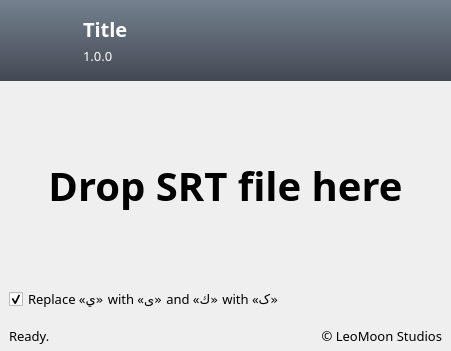
Qt form src/gui/guiMain.ui (leomoon-studios/leomoon-subfix) before a commit.
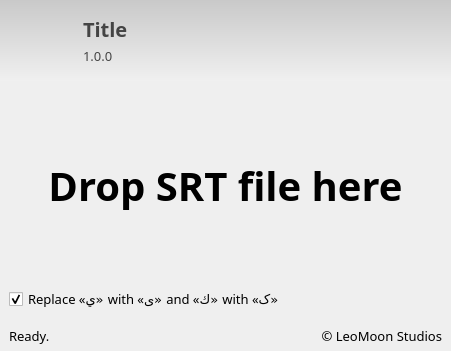
The same form after that commit. Icons and pictures are not drawn.

What changed in the file:
```diff
--- a/src/gui/guiMain.ui
+++ b/src/gui/guiMain.ui
@@ -24,9 +24,9 @@
     <normaloff>:/res/icons/main.png</normaloff>:/res/icons/main.png</iconset>
   </property>
   <property name="styleSheet">
-   <string notr="true">QFrame#banner {background: qlineargradient(x1:0 y1:0, x2:0 y2:1, stop:0 #75818f, stop:1 #424953); border-radius: 0px;}
-QLabel#titleLbl {color: white;}
-QLabel#verLbl {color: white;}</string>
+   <string notr="true">QFrame#banner {background-color: qlineargradient(x1:0 y1:0, x2:0 y2:1, stop:0 #c9c9c9, stop:1 #F0F0F0); border-radius: 0px;}
+QLabel#titleLbl {color: rgb(68,68,68);}
+QLabel#verLbl {color: rgb(68,68,68);}</string>
   </property>
   <widget class="QWidget" name="centralwidget">
    <layout class="QVBoxLayout" name="verticalLayout">
```
